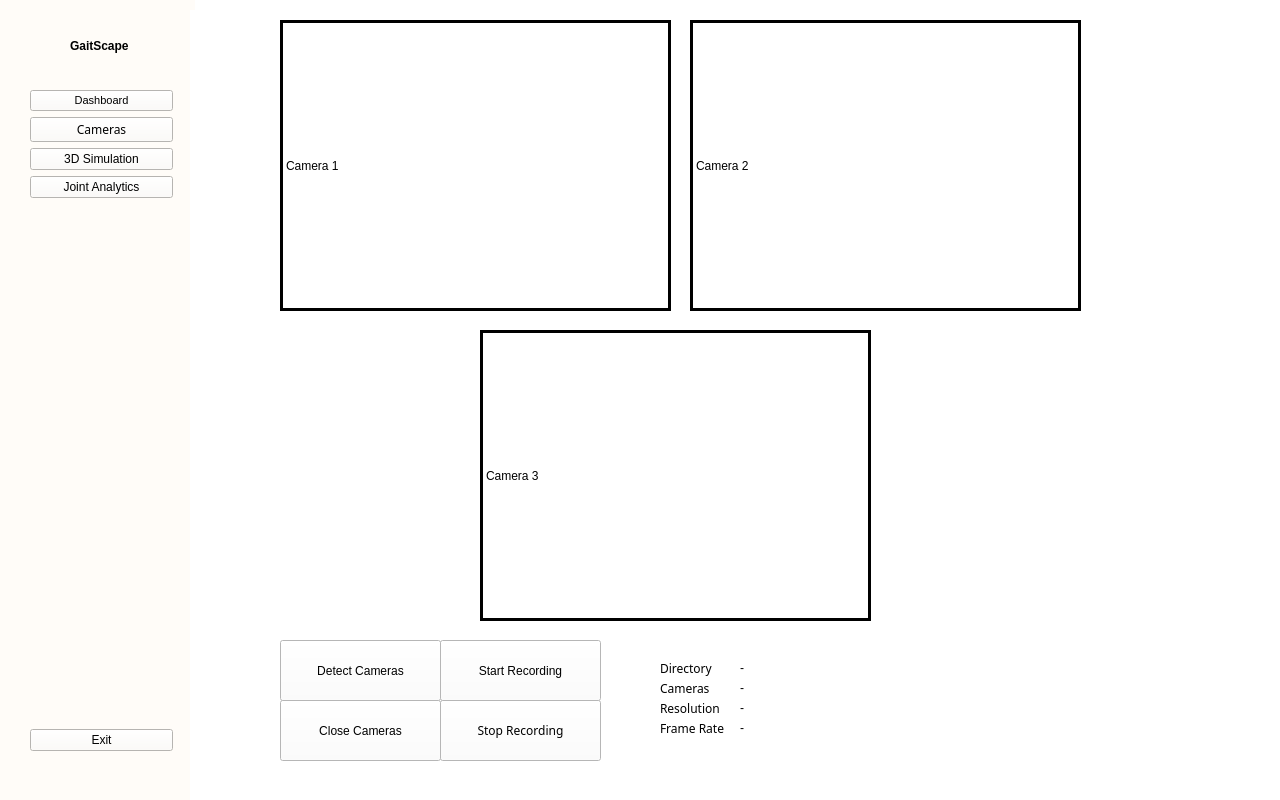
The window that final_ui/final.ui (mattorga/thesis) describes before a commit, drawn with Qt 5.
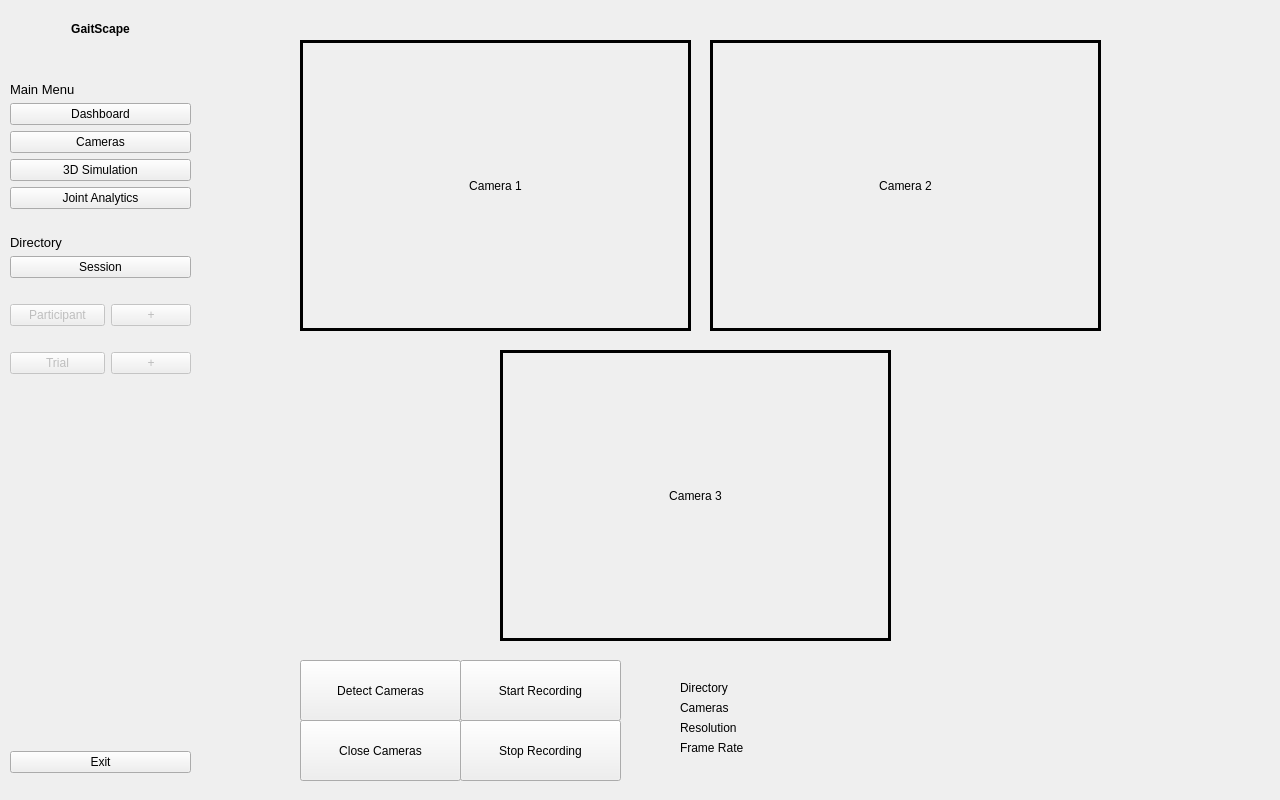
The same window after the commit.

Commit message: Added directory system, not yet finished

Patch:
```diff
--- a/final_ui/final.ui
+++ b/final_ui/final.ui
@@ -35,9 +35,6 @@
    <string>MainWindow</string>
   </property>
   <widget class="QWidget" name="centralwidget">
-   <property name="styleSheet">
-    <string notr="true">background-color: #FFFFFF;</string>
-   </property>
    <widget class="QWidget" name="sidebar_full" native="true">
     <property name="geometry">
      <rect>
@@ -62,55 +59,71 @@
     <property name="autoFillBackground">
      <bool>false</bool>
     </property>
-    <property name="styleSheet">
-     <string notr="true">background-color: #FFFCF8</string>
-    </property>
-    <widget class="QLabel" name="Logo">
+    <widget class="QWidget" name="">
      <property name="geometry">
       <rect>
-       <x>70</x>
-       <y>30</y>
-       <width>71</width>
-       <height>31</height>
+       <x>10</x>
+       <y>22</y>
+       <width>181</width>
+       <height>751</height>
       </rect>
      </property>
-     <property name="font">
-      <font>
-       <family>Microsoft JhengHei UI</family>
-       <weight>75</weight>
-       <bold>true</bold>
-      </font>
-     </property>
-     <property name="text">
-      <string>GaitScape</string>
-     </property>
-    </widget>
-    <widget class="QWidget" name="layoutWidget">
-     <property name="geometry">
-      <rect>
-       <x>30</x>
-       <y>90</y>
-       <width>143</width>
-       <height>661</height>
-      </rect>
-     </property>
-     <layout class="QVBoxLayout" name="verticalLayout_2">
+     <layout class="QVBoxLayout" name="verticalLayout_3">
+      <item>
+       <widget class="QLabel" name="Logo">
+        <property name="font">
+         <font>
+          <family>Helvetica</family>
+          <weight>75</weight>
+          <bold>true</bold>
+         </font>
+        </property>
+        <property name="text">
+         <string>GaitScape</string>
+        </property>
+        <property name="alignment">
+         <set>Qt::AlignCenter</set>
+        </property>
+       </widget>
+      </item>
+      <item>
+       <spacer name="verticalSpacer_2">
+        <property name="orientation">
+         <enum>Qt::Vertical</enum>
+        </property>
+        <property name="sizeType">
+         <enum>QSizePolicy::Preferred</enum>
+        </property>
+        <property name="sizeHint" stdset="0">
+         <size>
+          <width>20</width>
+          <height>40</height>
+         </size>
+        </property>
+       </spacer>
+      </item>
       <item>
        <layout class="QVBoxLayout" name="verticalLayout">
+        <item>
+         <widget class="QLabel" name="mainMenu">
+          <property name="font">
+           <font>
+            <family>Helvetica</family>
+            <pointsize>10</pointsize>
+           </font>
+          </property>
+          <property name="text">
+           <string>Main Menu</string>
+          </property>
+         </widget>
+        </item>
         <item>
          <widget class="QPushButton" name="dashboardButton">
           <property name="font">
            <font>
-            <family>MS Shell Dlg 2</family>
-            <pointsize>8</pointsize>
-            <weight>50</weight>
-            <italic>false</italic>
-            <bold>false</bold>
+            <family>Helvetica</family>
            </font>
           </property>
-          <property name="styleSheet">
-           <string notr="true">font: 8pt &quot;MS Shell Dlg 2&quot;;</string>
-          </property>
           <property name="text">
            <string>Dashboard</string>
           </property>
@@ -126,7 +139,7 @@
          <widget class="QPushButton" name="camerasButton">
           <property name="font">
            <font>
-            <family>Microsoft JhengHei</family>
+            <family>Helvetica</family>
            </font>
           </property>
           <property name="text">
@@ -138,7 +151,7 @@
          <widget class="QPushButton" name="simulationButton">
           <property name="font">
            <font>
-            <family>Microsoft JhengHei UI</family>
+            <family>Helvetica</family>
            </font>
           </property>
           <property name="text">
@@ -150,7 +163,7 @@
          <widget class="QPushButton" name="jointAnalyticsButton">
           <property name="font">
            <font>
-            <family>Microsoft JhengHei UI</family>
+            <family>Helvetica</family>
            </font>
           </property>
           <property name="text">
@@ -160,6 +173,175 @@
         </item>
        </layout>
       </item>
+      <item>
+       <spacer name="verticalSpacer_3">
+        <property name="orientation">
+         <enum>Qt::Vertical</enum>
+        </property>
+        <property name="sizeType">
+         <enum>QSizePolicy::Preferred</enum>
+        </property>
+        <property name="sizeHint" stdset="0">
+         <size>
+          <width>20</width>
+          <height>20</height>
+         </size>
+        </property>
+       </spacer>
+      </item>
+      <item>
+       <layout class="QVBoxLayout" name="verticalLayout_2">
+        <item>
+         <widget class="QLabel" name="directoryMenu">
+          <property name="font">
+           <font>
+            <family>Helvetica</family>
+            <pointsize>10</pointsize>
+           </font>
+          </property>
+          <property name="text">
+           <string>Directory</string>
+          </property>
+         </widget>
+        </item>
+        <item>
+         <widget class="QPushButton" name="sessionSelectButton">
+          <property name="enabled">
+           <bool>true</bool>
+          </property>
+          <property name="sizePolicy">
+           <sizepolicy hsizetype="Preferred" vsizetype="Preferred">
+            <horstretch>0</horstretch>
+            <verstretch>0</verstretch>
+           </sizepolicy>
+          </property>
+          <property name="font">
+           <font>
+            <family>Helvetica</family>
+           </font>
+          </property>
+          <property name="text">
+           <string>Session</string>
+          </property>
+         </widget>
+        </item>
+        <item>
+         <widget class="QLabel" name="sessionSelectedLabel">
+          <property name="enabled">
+           <bool>true</bool>
+          </property>
+          <property name="font">
+           <font>
+            <family>Helvetica</family>
+           </font>
+          </property>
+          <property name="text">
+           <string/>
+          </property>
+         </widget>
+        </item>
+        <item>
+         <layout class="QHBoxLayout" name="horizontalLayout">
+          <item>
+           <widget class="QPushButton" name="participantSelectButton">
+            <property name="enabled">
+             <bool>false</bool>
+            </property>
+            <property name="font">
+             <font>
+              <family>Helvetica</family>
+             </font>
+            </property>
+            <property name="text">
+             <string>Participant</string>
+            </property>
+           </widget>
+          </item>
+          <item>
+           <widget class="QPushButton" name="participantAddButton">
+            <property name="enabled">
+             <bool>false</bool>
+            </property>
+            <property name="sizePolicy">
+             <sizepolicy hsizetype="Fixed" vsizetype="Fixed">
+              <horstretch>0</horstretch>
+              <verstretch>0</verstretch>
+             </sizepolicy>
+            </property>
+            <property name="text">
+             <string>+</string>
+            </property>
+           </widget>
+          </item>
+         </layout>
+        </item>
+        <item>
+         <widget class="QLabel" name="participantSelectedLabel">
+          <property name="enabled">
+           <bool>true</bool>
+          </property>
+          <property name="font">
+           <font>
+            <family>Helvetica</family>
+           </font>
+          </property>
+          <property name="text">
+           <string/>
+          </property>
+         </widget>
+        </item>
+        <item>
+         <layout class="QHBoxLayout" name="horizontalLayout_2">
+          <item>
+           <widget class="QPushButton" name="trialSelectButton">
+            <property name="enabled">
+             <bool>false</bool>
+            </property>
+            <property name="font">
+             <font>
+              <family>Helvetica</family>
+             </font>
+            </property>
+            <property name="text">
+             <string>Trial</string>
+            </property>
+           </widget>
+          </item>
+          <item>
+           <widget class="QPushButton" name="trialAddButton">
+            <property name="enabled">
+             <bool>false</bool>
+            </property>
+            <property name="sizePolicy">
+             <sizepolicy hsizetype="Fixed" vsizetype="Fixed">
+              <horstretch>0</horstretch>
+              <verstretch>0</verstretch>
+             </sizepolicy>
+            </property>
+            <property name="text">
+             <string>+</string>
+            </property>
+           </widget>
+          </item>
+         </layout>
+        </item>
+        <item>
+         <widget class="QLabel" name="trialSelectedLabel">
+          <property name="enabled">
+           <bool>true</bool>
+          </property>
+          <property name="font">
+           <font>
+            <family>Helvetica</family>
+           </font>
+          </property>
+          <property name="text">
+           <string/>
+          </property>
+         </widget>
+        </item>
+       </layout>
+      </item>
       <item>
        <spacer name="verticalSpacer">
         <property name="orientation">
@@ -167,17 +349,17 @@
         </property>
         <property name="sizeHint" stdset="0">
          <size>
-          <width>13</width>
-          <height>368</height>
+          <width>20</width>
+          <height>40</height>
          </size>
         </property>
        </spacer>
       </item>
       <item>
-       <widget class="QPushButton" name="exitBtn">
+       <widget class="QPushButton" name="exitButton">
         <property name="font">
          <font>
-          <family>Microsoft JhengHei UI</family>
+          <family>Helvetica</family>
          </font>
         </property>
         <property name="text">
@@ -191,15 +373,12 @@
    <widget class="QStackedWidget" name="stackedWidget">
     <property name="geometry">
      <rect>
-      <x>190</x>
-      <y>10</y>
-      <width>1091</width>
-      <height>811</height>
+      <x>210</x>
+      <y>30</y>
+      <width>1051</width>
+      <height>751</height>
      </rect>
     </property>
-    <property name="styleSheet">
-     <string notr="true">background-color:#FFFFFF;</string>
-    </property>
     <property name="currentIndex">
      <number>1</number>
     </property>
@@ -228,6 +407,11 @@
         <height>291</height>
        </rect>
       </property>
+      <property name="font">
+       <font>
+        <family>Helvetica</family>
+       </font>
+      </property>
       <property name="autoFillBackground">
        <bool>false</bool>
       </property>
@@ -241,6 +425,9 @@
       <property name="text">
        <string>Camera 1</string>
       </property>
+      <property name="alignment">
+       <set>Qt::AlignCenter</set>
+      </property>
      </widget>
      <widget class="QLabel" name="camera2Label">
       <property name="geometry">
@@ -251,6 +438,11 @@
         <height>291</height>
        </rect>
       </property>
+      <property name="font">
+       <font>
+        <family>Helvetica</family>
+       </font>
+      </property>
       <property name="autoFillBackground">
        <bool>false</bool>
       </property>
@@ -264,6 +456,9 @@
       <property name="text">
        <string>Camera 2</string>
       </property>
+      <property name="alignment">
+       <set>Qt::AlignCenter</set>
+      </property>
      </widget>
      <widget class="QLabel" name="camera3Label">
       <property name="geometry">
@@ -274,6 +469,11 @@
         <height>291</height>
        </rect>
       </property>
+      <property name="font">
+       <font>
+        <family>Helvetica</family>
+       </font>
+      </property>
       <property name="autoFillBackground">
        <bool>false</bool>
       </property>
@@ -287,6 +487,9 @@
       <property name="text">
        <string>Camera 3</string>
       </property>
+      <property name="alignment">
+       <set>Qt::AlignCenter</set>
+      </property>
      </widget>
      <widget class="QPushButton" name="detectCamerasButton">
       <property name="geometry">
@@ -299,7 +502,7 @@
       </property>
       <property name="font">
        <font>
-        <family>Microsoft JhengHei UI</family>
+        <family>Helvetica</family>
        </font>
       </property>
       <property name="text">
@@ -315,8 +518,10 @@
         <height>61</height>
        </rect>
       </property>
-      <property name="styleSheet">
-       <string notr="true">font: 8pt &quot;Microsoft JhengHei UI&quot;;</string>
+      <property name="font">
+       <font>
+        <family>Helvetica</family>
+       </font>
       </property>
       <property name="text">
        <string>Start Recording</string>
@@ -333,7 +538,7 @@
       </property>
       <property name="font">
        <font>
-        <family>Microsoft JhengHei UI</family>
+        <family>Helvetica</family>
        </font>
       </property>
       <property name="text">
@@ -351,7 +556,7 @@
       </property>
       <property name="font">
        <font>
-        <family>Microsoft JhengHei</family>
+        <family>Helvetica</family>
        </font>
       </property>
       <property name="text">
@@ -369,7 +574,7 @@
       </property>
       <property name="font">
        <font>
-        <family>Microsoft JhengHei</family>
+        <family>Helvetica</family>
        </font>
       </property>
       <property name="text">
@@ -387,7 +592,7 @@
       </property>
       <property name="font">
        <font>
-        <family>Microsoft JhengHei</family>
+        <family>Helvetica</family>
        </font>
       </property>
       <property name="text">
@@ -405,7 +610,7 @@
       </property>
       <property name="font">
        <font>
-        <family>Microsoft JhengHei</family>
+        <family>Helvetica</family>
        </font>
       </property>
       <property name="text">
@@ -423,7 +628,7 @@
       </property>
       <property name="font">
        <font>
-        <family>Microsoft JhengHei</family>
+        <family>Helvetica</family>
        </font>
       </property>
       <property name="text">
@@ -439,8 +644,13 @@
         <height>16</height>
        </rect>
       </property>
+      <property name="font">
+       <font>
+        <family>Helvetica</family>
+       </font>
+      </property>
       <property name="text">
-       <string>-</string>
+       <string/>
       </property>
      </widget>
      <widget class="QLabel" name="camerasValue">
@@ -452,8 +662,13 @@
         <height>16</height>
        </rect>
       </property>
+      <property name="font">
+       <font>
+        <family>Helvetica</family>
+       </font>
+      </property>
       <property name="text">
-       <string>-</string>
+       <string/>
       </property>
      </widget>
      <widget class="QLabel" name="resolutionValue">
@@ -465,8 +680,13 @@
         <height>16</height>
        </rect>
       </property>
+      <property name="font">
+       <font>
+        <family>Helvetica</family>
+       </font>
+      </property>
       <property name="text">
-       <string>-</string>
+       <string/>
       </property>
      </widget>
      <widget class="QLabel" name="frameRateValue">
@@ -478,8 +698,13 @@
         <height>16</height>
        </rect>
       </property>
+      <property name="font">
+       <font>
+        <family>Helvetica</family>
+       </font>
+      </property>
       <property name="text">
-       <string>-</string>
+       <string/>
       </property>
      </widget>
     </widget>
```
Left out of the diff: 10 changed lines with no effect on the pictures. The commit also changes 6 other files.
